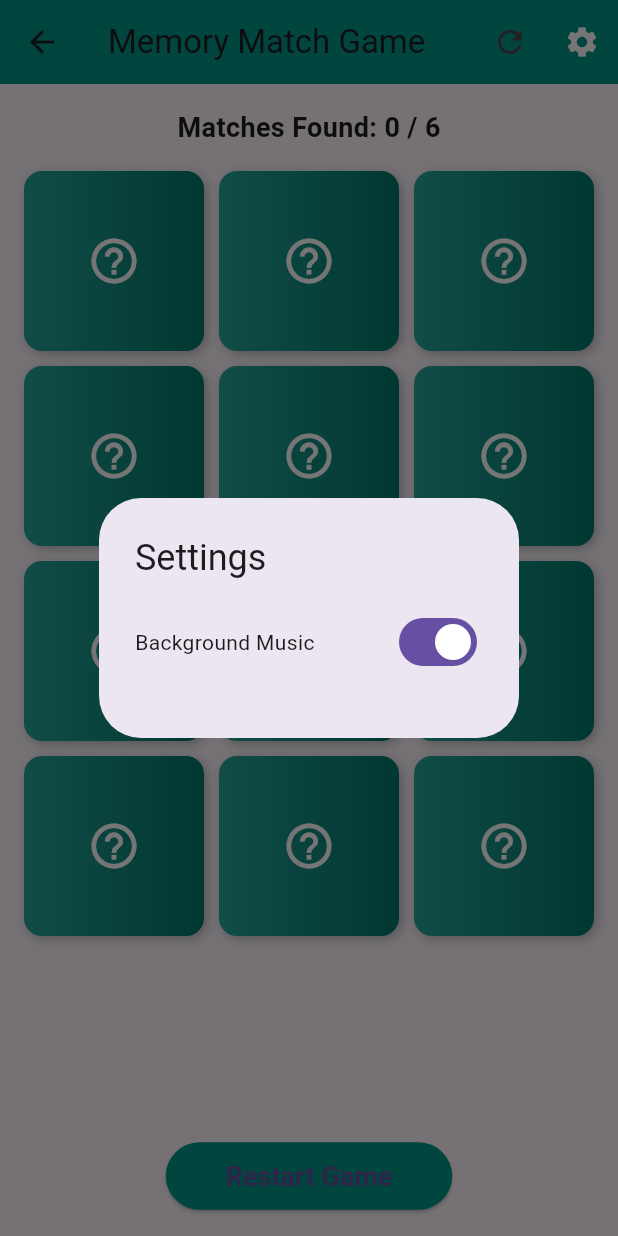
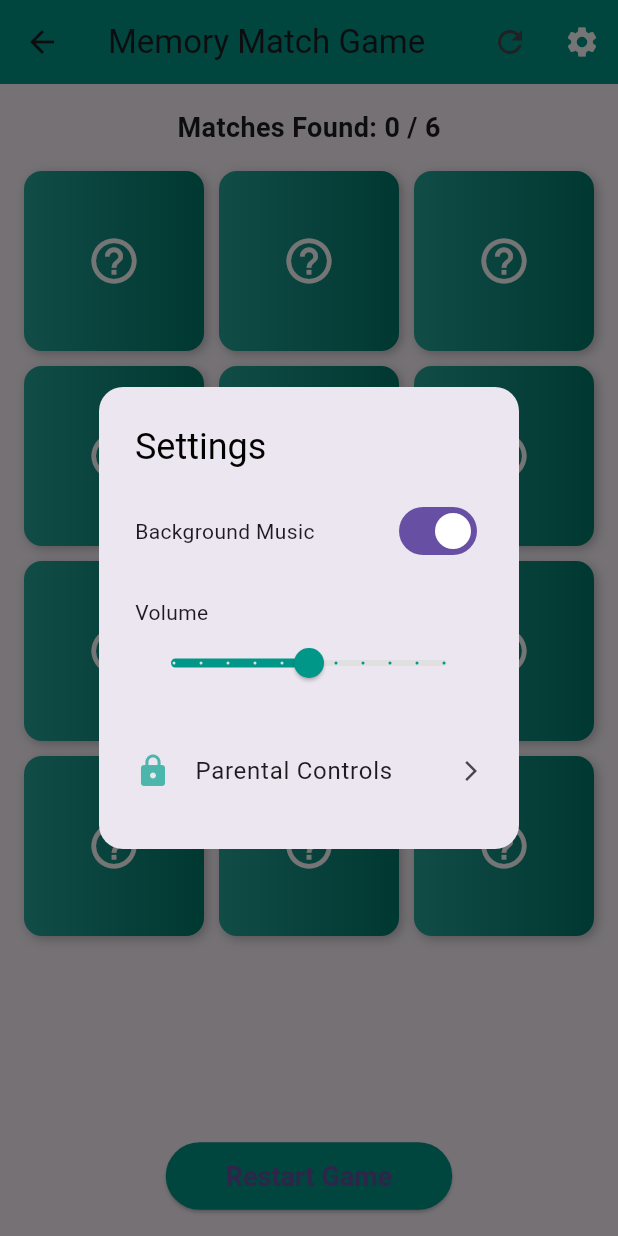
Before and after one commit to xxiimcha/abcdigikids-updated, a Flutter app: the MemoryMatchGame screen opened by its route, after a tap on the "settings" icon, on a phone screen of 412 x 824 dp. Run offline on Flutter 3.47's test engine with Material 3 defaults, Android fonts, the phone set to English and light mode, and no system bars; our stand-ins replace audioplayers, cloud_firestore, confetti, firebase_auth, firebase_core, flutter_tts and 3 more; missing offline and left inert: model_viewer_plus; accounts and stored records are empty.

Commit message:
Volume Slider and Parental controls added

```diff
--- a/lib/pages/utils/settings.dart
+++ b/lib/pages/utils/settings.dart
@@ -4,12 +4,14 @@ import '../../services/music.service.dart';
 
 class SettingsProvider extends ChangeNotifier {
   bool _isMusicOn = true;
-  bool _isParentalControlOn = false; // ✅ New property
+  bool _isParentalControlOn = false;
+  double _volume = 0.5; // ✅ Default volume
 
   final MusicService _musicService = MusicService();
 
   bool get isMusicOn => _isMusicOn;
-  bool get isParentalControlOn => _isParentalControlOn; // ✅ Getter
+  bool get isParentalControlOn => _isParentalControlOn;
+  double get volume => _volume;
 
   SettingsProvider() {
     _loadSettings();
@@ -18,7 +20,10 @@ class SettingsProvider extends ChangeNotifier {
   Future<void> _loadSettings() async {
     final prefs = await SharedPreferences.getInstance();
     _isMusicOn = prefs.getBool('music') ?? true;
-    _isParentalControlOn = prefs.getBool('parentalControl') ?? false; // ✅ Load setting
+    _isParentalControlOn = prefs.getBool('parentalControl') ?? false;
+    _volume = prefs.getDouble('volume') ?? 0.5;
+
+    _musicService.setVolume(_volume);
 
     if (_isMusicOn) {
       _musicService.playBackgroundMusic();
@@ -41,11 +46,19 @@ class SettingsProvider extends ChangeNotifier {
     notifyListeners();
   }
 
-  // ✅ New method: Toggle Parental Control
   Future<void> toggleParentalControl(bool value) async {
     final prefs = await SharedPreferences.getInstance();
     await prefs.setBool('parentalControl', value);
     _isParentalControlOn = value;
+    notifyListeners();
+  }
+
+  // ✅ New method for volume control
+  Future<void> setVolume(double value) async {
+    final prefs = await SharedPreferences.getInstance();
+    await prefs.setDouble('volume', value);
+    _volume = value;
+    _musicService.setVolume(value);
     notifyListeners();
   }
 
--- a/lib/services/music.service.dart
+++ b/lib/services/music.service.dart
@@ -1,25 +1,30 @@
 import 'package:audioplayers/audioplayers.dart';
 
 class MusicService {
-  late AudioPlayer _audioPlayer; // Use `late` to ensure it is initialized before being used
+  late AudioPlayer _audioPlayer;
 
   MusicService() {
-    _audioPlayer = AudioPlayer(); // Initialize here
+    _audioPlayer = AudioPlayer();
   }
 
-  // Start playing the music in the background
-  Future<void> playBackgroundMusic() async {
-    await _audioPlayer.play(AssetSource('assets/music/music.mp3'), volume: 0.5); // Path to your audio
-    _audioPlayer.setReleaseMode(ReleaseMode.loop); // Loop the music indefinitely
+  Future<void> playBackgroundMusic({double volume = 0.5}) async {
+    await _audioPlayer.play(
+      AssetSource('assets/music/music.mp3'),
+      volume: volume,
+    );
+    await _audioPlayer.setReleaseMode(ReleaseMode.loop);
   }
 
-  // Stop the music
   Future<void> stopMusic() async {
     await _audioPlayer.stop();
   }
 
-  // Pause the music
   Future<void> pauseMusic() async {
     await _audioPlayer.pause();
   }
+
+  // ✅ New: Set volume
+  Future<void> setVolume(double value) async {
+    await _audioPlayer.setVolume(value);
+  }
 }
--- a/lib/widgets/settings_button.dart
+++ b/lib/widgets/settings_button.dart
@@ -1,30 +1,38 @@
 import 'package:flutter/material.dart';
 import 'package:provider/provider.dart';
-import '../pages/utils/settings.dart'; // ✅ SettingsProvider
-import '../pages/settings/parental_control_settings.dart'; // Create this page
+import '../pages/utils/settings.dart';
+import '../pages/settings/parental_control_settings.dart';
 
 class SettingsButton extends StatelessWidget {
   final bool isLoggedIn;
 
-  SettingsButton({this.isLoggedIn = false}); // Pass true only when user is authenticated
+  const SettingsButton({this.isLoggedIn = false, super.key});
 
   @override
   Widget build(BuildContext context) {
+    final theme = Theme.of(context);
+    final isDark = theme.brightness == Brightness.dark;
+
     return IconButton(
-      icon: Icon(Icons.settings, color: Colors.white),
+      icon: const Icon(Icons.settings, color: Colors.white),
       onPressed: () {
         showDialog(
           context: context,
           builder: (context) => AlertDialog(
-            title: Text("Settings"),
-            content: Column(
-              mainAxisSize: MainAxisSize.min,
+            backgroundColor: isDark ? Colors.grey[900] : null,
+            title: Text(
+              "Settings",
+              style: TextStyle(color: isDark ? Colors.white : Colors.black),
+            ),
+            shape: RoundedRectangleBorder(borderRadius: BorderRadius.circular(16)),
+            content: SingleChildScrollView(
+              child: ListBody(
                 children: [
                   // Background Music Toggle
                   Row(
                     mainAxisAlignment: MainAxisAlignment.spaceBetween,
                     children: [
-                    Text("Background Music"),
+                      Text("Background Music", style: TextStyle(color: isDark ? Colors.white70 : null)),
                       Consumer<SettingsProvider>(
                         builder: (context, provider, _) => Switch(
                           value: provider.isMusicOn,
@@ -37,24 +45,44 @@ class SettingsButton extends StatelessWidget {
                     ],
                   ),
 
-                SizedBox(height: 16),
+                  const SizedBox(height: 20),
 
-                // Parental Controls Navigation (only if logged in)
-                if (isLoggedIn)
+                  // Volume Slider
+                  Consumer<SettingsProvider>(
+                    builder: (context, provider, _) => Column(
+                      crossAxisAlignment: CrossAxisAlignment.start,
+                      children: [
+                        Text("Volume", style: TextStyle(color: isDark ? Colors.white70 : null)),
+                        Slider(
+                          value: provider.volume,
+                          min: 0.0,
+                          max: 1.0,
+                          divisions: 10,
+                          label: (provider.volume * 100).round().toString(),
+                          onChanged: (value) => provider.setVolume(value),
+                          activeColor: Colors.teal,
+                          inactiveColor: isDark ? Colors.white24 : Colors.grey[300],
+                        ),
+                      ],
+                    ),
+                  ),
+
+                  const SizedBox(height: 20),
+
                     ListTile(
-                    leading: Icon(Icons.lock, color: Colors.teal),
-                    title: Text("Parental Controls"),
-                    trailing: Icon(Icons.arrow_forward_ios, size: 16),
+                      contentPadding: EdgeInsets.zero,
+                      leading: Icon(Icons.lock, color: Colors.teal.shade300),
+                      title: Text("Parental Controls", style: TextStyle(color: isDark ? Colors.white : null)),
+                      trailing: Icon(Icons.arrow_forward_ios, size: 16, color: isDark ? Colors.white54 : null),
                       onTap: () {
-                      Navigator.of(context).pop(); // close dialog
+                        Navigator.of(context).pop();
                         Navigator.of(context).push(
-                        MaterialPageRoute(
-                          builder: (context) => ParentalControlSettingsPage(),
-                        ),
+                          MaterialPageRoute(builder: (_) => ParentalControlSettingsPage()),
                         );
                       },
                     ),
                 ],
+              ),
             ),
           ),
         );
```
Lines whose indentation alone changed are shown as unchanged.
